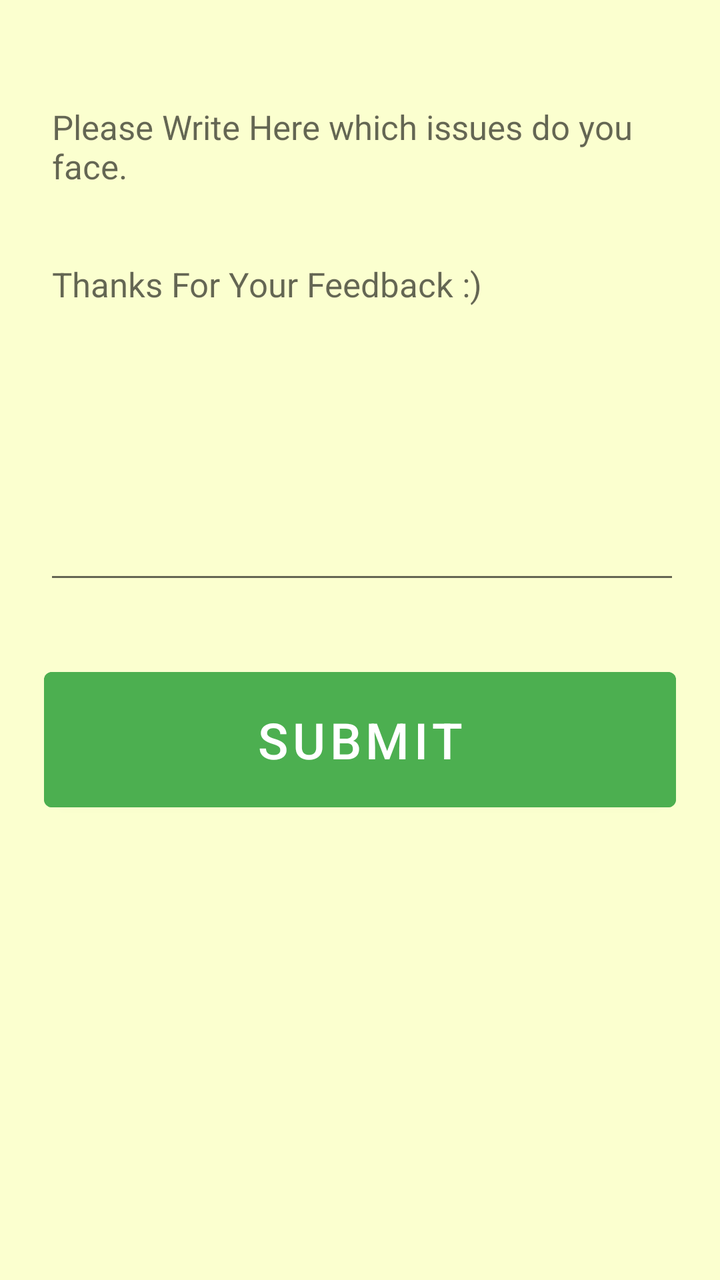
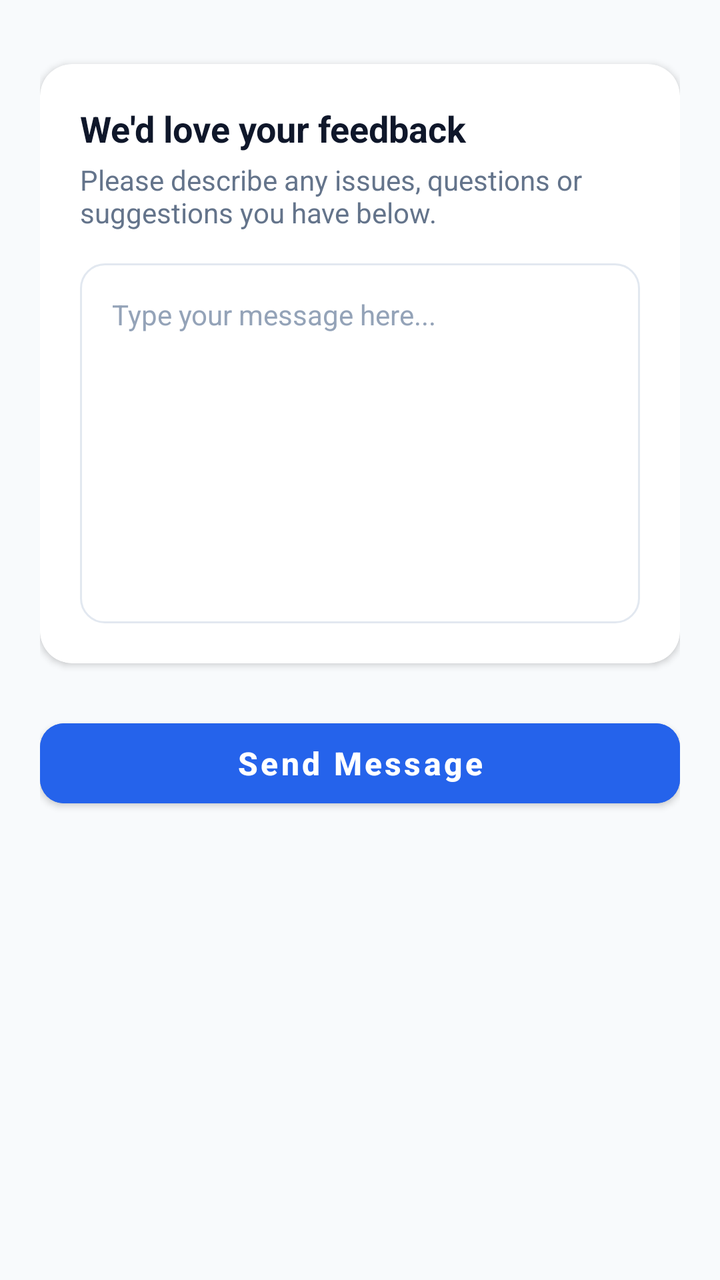

Screens rendered from an Android XML layout before and after an edit, with the pre-edit source and the edit as a unified diff.
<!-- AndroidManifest.xml: application theme Theme.BitMarket -->
<!-- res/layout/activity_complaint.xml -->
<?xml version="1.0" encoding="utf-8"?>
<ScrollView xmlns:android="http://schemas.android.com/apk/res/android"
    xmlns:app="http://schemas.android.com/apk/res-auto"
    xmlns:tools="http://schemas.android.com/tools"
    android:layout_width="match_parent"
    android:layout_height="match_parent"
    android:background="@color/light_yellow"
    tools:context=".ComplaintActivity">

    <RelativeLayout
        android:layout_width="match_parent"
        android:layout_height="match_parent"
        >


        <EditText
            android:hint="Please Write Here which issues do you face.\n\n\nThanks For Your Feedback :)"
             android:layout_marginTop="42dp"
            android:layout_marginLeft="22dp"
            android:layout_marginRight="20dp"
            android:id="@+id/complaint_txt"
            android:layout_width="match_parent"
            android:layout_height="255dp"
            android:imeOptions="actionDone"
            android:gravity="start"
            android:textSize="17sp"
            />

        <Button
            android:layout_width="match_parent"
            android:layout_height="wrap_content"
            android:layout_marginLeft="22dp"
            android:layout_marginRight="22dp"
            android:id="@+id/submitComplaint"
            android:layout_below="@id/complaint_txt"
            android:layout_marginTop="33dp"
            android:layout_centerHorizontal="true"
            android:text="Submit"
            android:backgroundTint="@color/purple_500"
            android:textSize="25sp"
            android:padding="17dp"
            android:layout_marginBottom="33dp"
            />

    </RelativeLayout>


</ScrollView>
<!-- resources referenced by this layout -->
<resources>
  <color name="light_yellow">#FBFFCF</color>
  <color name="purple_500">#4CAF50</color>
  <style name="Theme.BitMarket" parent="Theme.MaterialComponents.DayNight.DarkActionBar">
          
          <item name="android:colorPrimary">@color/purple_500</item>
          <item name="colorPrimaryVariant">@color/purple_700</item>
          <item name="colorOnPrimary">@color/white</item>
          
          <item name="colorSecondary">@color/teal_200</item>
          <item name="colorSecondaryVariant">@color/teal_700</item>
          <item name="colorOnSecondary">@color/purple_500</item>
          
          <item name="android:statusBarColor">?attr/colorPrimaryVariant</item>
          
      </style>
  <color name="purple_700">#2980B9 </color>
  <color name="white">#FFFFFFFF</color>
  <color name="teal_200">#FF03DAC5</color>
  <color name="teal_700">#FF018786</color>
</resources>

<!-- the commit's change to res/layout/activity_complaint.xml (unified diff, before → after) -->
@@ -5,44 +5,76 @@
     android:layout_width="match_parent"
     android:layout_height="match_parent"
     android:background="@color/light_yellow"
+    android:fillViewport="true"
     tools:context=".ComplaintActivity">
 
-    <RelativeLayout
+    <LinearLayout
         android:layout_width="match_parent"
-        android:layout_height="match_parent"
-        >
+        android:layout_height="wrap_content"
+        android:orientation="vertical"
+        android:padding="20dp">
 
+        <androidx.cardview.widget.CardView
+            android:layout_width="match_parent"
+            android:layout_height="wrap_content"
+            android:layout_marginTop="12dp"
+            app:cardCornerRadius="16dp"
+            app:cardElevation="2dp"
+            app:cardBackgroundColor="@color/white">
 
-        <EditText
-            android:hint="Please Write Here which issues do you face.\n\n\nThanks For Your Feedback :)"
-             android:layout_marginTop="42dp"
-            android:layout_marginLeft="22dp"
-            android:layout_marginRight="20dp"
-            android:id="@+id/complaint_txt"
-            android:layout_width="match_parent"
-            android:layout_height="255dp"
-            android:imeOptions="actionDone"
-            android:gravity="start"
-            android:textSize="17sp"
-            />
+            <LinearLayout
+                android:layout_width="match_parent"
+                android:layout_height="wrap_content"
+                android:orientation="vertical"
+                android:padding="20dp">
+
+                <TextView
+                    android:layout_width="wrap_content"
+                    android:layout_height="wrap_content"
+                    android:text="We'd love your feedback"
+                    android:textColor="@color/black"
+                    android:textSize="18sp"
+                    android:textStyle="bold" />
+
+                <TextView
+                    android:layout_width="wrap_content"
+                    android:layout_height="wrap_content"
+                    android:layout_marginTop="4dp"
+                    android:text="Please describe any issues, questions or suggestions you have below."
+                    android:textColor="@color/slate_500"
+                    android:textSize="14sp" />
+
+                <EditText
+                    android:id="@+id/complaint_txt"
+                    android:layout_width="match_parent"
+                    android:layout_height="180dp"
+                    android:layout_marginTop="16dp"
+                    android:background="@drawable/bg_input_field"
+                    android:gravity="top|start"
+                    android:hint="Type your message here..."
+                    android:imeOptions="actionDone"
+                    android:inputType="textMultiLine"
+                    android:padding="16dp"
+                    android:textColor="@color/black"
+                    android:textColorHint="@color/slate_400"
+                    android:textSize="14sp" />
+
+            </LinearLayout>
+        </androidx.cardview.widget.CardView>
 
         <Button
+            android:id="@+id/submitComplaint"
             android:layout_width="match_parent"
-            android:layout_height="wrap_content"
-            android:layout_marginLeft="22dp"
-            android:layout_marginRight="22dp"
-            android:id="@+id/submitComplaint"
-            android:layout_below="@id/complaint_txt"
-            android:layout_marginTop="33dp"
-            android:layout_centerHorizontal="true"
-            android:text="Submit"
+            android:layout_height="52dp"
+            android:layout_marginTop="24dp"
             android:backgroundTint="@color/purple_500"
-            android:textSize="25sp"
-            android:padding="17dp"
-            android:layout_marginBottom="33dp"
-            />
+            android:text="Send Message"
+            android:textAllCaps="false"
+            android:textColor="@color/white"
+            android:textSize="16sp"
+            android:textStyle="bold"
+            app:cornerRadius="12dp" />
 
-    </RelativeLayout>
-
+    </LinearLayout>
 
 </ScrollView>
<!-- resource entries referenced after the edit -->
@@ -1,23 +1,36 @@
 <!-- resources referenced by this layout -->
 <resources>
-  <color name="light_yellow">#FBFFCF</color>
-  <color name="purple_500">#4CAF50</color>
+  <color name="black">#0F172A</color>
+  <color name="light_yellow">#F8FAFC</color>
+  <color name="purple_500">#2563EB</color>
+  <color name="slate_400">#94A3B8</color>
+  <color name="slate_500">#64748B</color>
   <style name="Theme.BitMarket" parent="Theme.MaterialComponents.DayNight.DarkActionBar">
           
-          <item name="android:colorPrimary">@color/purple_500</item>
+          <item name="colorPrimary">@color/purple_500</item>
           <item name="colorPrimaryVariant">@color/purple_700</item>
           <item name="colorOnPrimary">@color/white</item>
           
           <item name="colorSecondary">@color/teal_200</item>
           <item name="colorSecondaryVariant">@color/teal_700</item>
-          <item name="colorOnSecondary">@color/purple_500</item>
+          <item name="colorOnSecondary">@color/white</item>
           
-          <item name="android:statusBarColor">?attr/colorPrimaryVariant</item>
-          
+          <item name="android:statusBarColor">@color/purple_700</item>
       </style>
-  <color name="purple_700">#2980B9 </color>
-  <color name="white">#FFFFFFFF</color>
-  <color name="teal_200">#FF03DAC5</color>
-  <color name="teal_700">#FF018786</color>
+  <color name="slate_200">#E2E8F0</color>
+  <color name="purple_700">#1D4ED8</color>
+  <color name="white">#FFFFFF</color>
+  <!-- drawable bg_input_field (drawable) -->
+  <?xml version="1.0" encoding="utf-8"?>
+  <shape xmlns:android="http://schemas.android.com/apk/res/android"
+      android:shape="rectangle">
+      <solid android:color="@color/white" />
+      <corners android:radius="12dp" />
+      <stroke
+          android:width="1dp"
+          android:color="@color/slate_200" />
+  </shape>
+  <color name="teal_200">#10B981</color>
+  <color name="teal_700">#047857</color>
 </resources>
 
